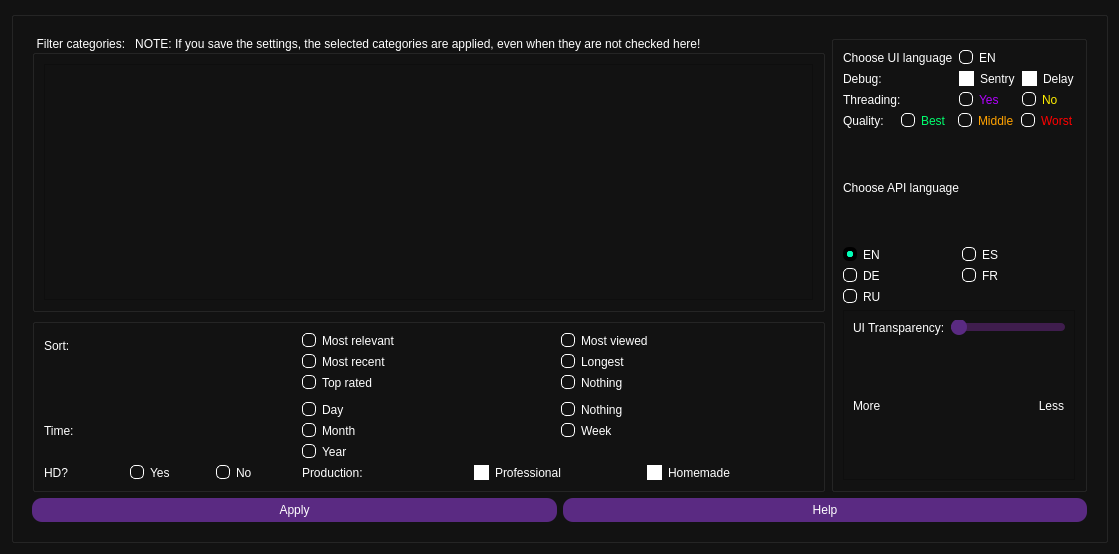
The window that src/form_redesign.ui (EchterAlsFake/Porn_Fetch) describes before a commit, drawn with Qt 5.
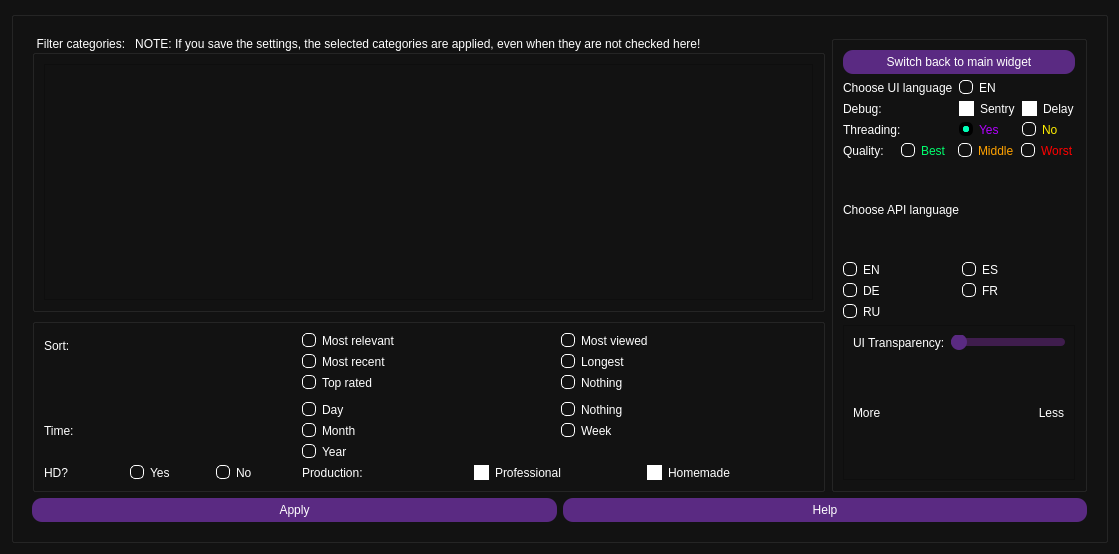
The same window after the commit. Icons and pictures are not drawn.

The edit to the form file:
```diff
--- a/src/form_redesign.ui
+++ b/src/form_redesign.ui
@@ -1794,7 +1794,434 @@
              <string/>
             </property>
             <layout class="QGridLayout" name="gridLayout_17">
+             <item row="2" column="0" colspan="2">
+              <layout class="QHBoxLayout" name="horizontal_quality">
+               <item>
+                <widget class="QLabel" name="label_quality">
+                 <property name="text">
+                  <string>Quality:</string>
+                 </property>
+                </widget>
+               </item>
+               <item>
+                <widget class="QRadioButton" name="radio_highest">
+                 <property name="styleSheet">
+                  <string notr="true">QRadioButton {
+	color: rgb(0, 255, 110);}
+
+
+QRadioButton::indicator::unchecked {
+	border: 1px solid white;
+	border-radius: 5px;
+}
+
+
+QRadioButton::indicator:checked {
+    border : 4px solid;
+	border-color: black;
+	border-radius: 6px;
+	background-color: rgb(0, 255, 183);
+
+}
+
+</string>
+                 </property>
+                 <property name="text">
+                  <string>Best</string>
+                 </property>
+                 <property name="checked">
+                  <bool>true</bool>
+                 </property>
+                </widget>
+               </item>
+               <item>
+                <widget class="QRadioButton" name="radio_half">
+                 <property name="styleSheet">
+                  <string notr="true">QRadioButton {
+	color: rgb(255, 162, 0)}
+
+QRadioButton::indicator::unchecked {
+	border: 1px solid white;
+	border-radius: 5px;
+}
+
+
+QRadioButton::indicator:checked {
+    border : 4px solid;
+	border-color: black;
+	border-radius: 6px;
+	background-color: rgb(0, 255, 183);
+
+}
+
+</string>
+                 </property>
+                 <property name="text">
+                  <string>Middle</string>
+                 </property>
+                </widget>
+               </item>
+               <item>
+                <widget class="QRadioButton" name="radio_lowest">
+                 <property name="styleSheet">
+                  <string notr="true">QRadioButton {
+	color: rgb(255, 0, 0)}
+
+
+QRadioButton::indicator::unchecked {
+	border: 1px solid white;
+	border-radius: 5px;
+}
+
+
+QRadioButton::indicator:checked {
+    border : 4px solid;
+	border-color: black;
+	border-radius: 6px;
+	background-color: rgb(0, 255, 183);
+
+}
+
+</string>
+                 </property>
+                 <property name="text">
+                  <string>Worst</string>
+                 </property>
+                </widget>
+               </item>
+              </layout>
+             </item>
              <item row="3" column="0" colspan="2">
+              <layout class="QGridLayout" name="gridlayout_api_language">
+               <item row="2" column="1">
+                <widget class="QRadioButton" name="api_radio_fr">
+                 <property name="cursor">
+                  <cursorShape>PointingHandCursor</cursorShape>
+                 </property>
+                 <property name="styleSheet">
+                  <string notr="true">QRadioButton {
+	color: (255,255,255)}
+
+
+QRadioButton::indicator::unchecked {
+	border: 1px solid white;
+	border-radius: 5px;
+}
+
+
+QRadioButton::indicator:checked {
+    border : 4px solid;
+	border-color: black;
+	border-radius: 6px;
+	background-color: rgb(0, 255, 183);
+
+}
+
+</string>
+                 </property>
+                 <property name="text">
+                  <string>FR</string>
+                 </property>
+                </widget>
+               </item>
+               <item row="2" column="0">
+                <widget class="QRadioButton" name="api_radio_de">
+                 <property name="cursor">
+                  <cursorShape>PointingHandCursor</cursorShape>
+                 </property>
+                 <property name="styleSheet">
+                  <string notr="true">QRadioButton {
+	color: (255,255,255)}
+
+QRadioButton::indicator::unchecked {
+	border: 1px solid white;
+	border-radius: 5px;
+}
+
+
+QRadioButton::indicator:checked {
+    border : 4px solid;
+	border-color: black;
+	border-radius: 6px;
+	background-color: rgb(0, 255, 183);
+
+}
+
+</string>
+                 </property>
+                 <property name="text">
+                  <string>DE</string>
+                 </property>
+                </widget>
+               </item>
+               <item row="3" column="0">
+                <widget class="QRadioButton" name="api_radio_ru">
+                 <property name="cursor">
+                  <cursorShape>PointingHandCursor</cursorShape>
+                 </property>
+                 <property name="styleSheet">
+                  <string notr="true">QRadioButton {
+	color: (255,255,255)}
+
+
+QRadioButton::indicator::unchecked {
+	border: 1px solid white;
+	border-radius: 5px;
+}
+
+
+QRadioButton::indicator:checked {
+    border : 4px solid;
+	border-color: black;
+	border-radius: 6px;
+	background-color: rgb(0, 255, 183);
+
+}
+
+</string>
+                 </property>
+                 <property name="text">
+                  <string>RU</string>
+                 </property>
+                </widget>
+               </item>
+               <item row="1" column="1">
+                <widget class="QRadioButton" name="api_radio_es">
+                 <property name="cursor">
+                  <cursorShape>PointingHandCursor</cursorShape>
+                 </property>
+                 <property name="styleSheet">
+                  <string notr="true">QRadioButton {
+	color: (255,255,255)}
+
+QRadioButton::indicator::unchecked {
+	border: 1px solid white;
+	border-radius: 5px;
+}
+
+
+QRadioButton::indicator:checked {
+    border : 4px solid;
+	border-color: black;
+	border-radius: 6px;
+	background-color: rgb(0, 255, 183);
+
+}
+
+</string>
+                 </property>
+                 <property name="text">
+                  <string>ES</string>
+                 </property>
+                </widget>
+               </item>
+               <item row="1" column="0">
+                <widget class="QRadioButton" name="api_radio_en">
+                 <property name="cursor">
+                  <cursorShape>PointingHandCursor</cursorShape>
+                 </property>
+                 <property name="styleSheet">
+                  <string notr="true">QRadioButton {
+	color: (255,255,255)}
+
+QRadioButton::indicator::unchecked {
+	border: 1px solid white;
+	border-radius: 5px;
+}
+
+
+QRadioButton::indicator:checked {
+    border : 4px solid;
+	border-color: black;
+	border-radius: 6px;
+	background-color: rgb(0, 255, 183);
+
+}
+
+</string>
+                 </property>
+                 <property name="text">
+                  <string>EN</string>
+                 </property>
+                 <property name="checked">
+                  <bool>true</bool>
+                 </property>
+                </widget>
+               </item>
+               <item row="0" column="0" colspan="2">
+                <widget class="QLabel" name="label">
+                 <property name="text">
+                  <string>Choose API language</string>
+                 </property>
+                </widget>
+               </item>
+              </layout>
+             </item>
+             <item row="1" column="0" colspan="2">
+              <layout class="QGridLayout" name="gridlayout_ui_language">
+               <item row="1" column="0">
+                <widget class="QLabel" name="label_debug">
+                 <property name="text">
+                  <string>Debug:</string>
+                 </property>
+                </widget>
+               </item>
+               <item row="0" column="0">
+                <widget class="QLabel" name="label_2">
+                 <property name="text">
+                  <string>Choose UI language</string>
+                 </property>
+                </widget>
+               </item>
+               <item row="0" column="1">
+                <widget class="QRadioButton" name="application_language_en">
+                 <property name="cursor">
+                  <cursorShape>PointingHandCursor</cursorShape>
+                 </property>
+                 <property name="styleSheet">
+                  <string notr="true">QRadioButton {
+	color: (255,255,255)}
+
+
+QRadioButton::indicator::unchecked {
+	border: 1px solid white;
+	border-radius: 5px;
+}
+
+
+QRadioButton::indicator:checked {
+    border : 4px solid;
+	border-color: black;
+	border-radius: 6px;
+	background-color: rgb(0, 255, 183);
+
+}
+
+</string>
+                 </property>
+                 <property name="text">
+                  <string>EN</string>
+                 </property>
+                 <property name="checked">
+                  <bool>false</bool>
+                 </property>
+                </widget>
+               </item>
+               <item row="2" column="2">
+                <widget class="QRadioButton" name="radio_threading_no">
+                 <property name="styleSheet">
+                  <string notr="true">QRadioButton {
+	color: rgb(255, 238, 0)}
+
+QRadioButton::indicator::unchecked {
+	border: 1px solid white;
+	border-radius: 5px;
+}
+
+
+QRadioButton::indicator:checked {
+    border : 4px solid;
+	border-color: black;
+	border-radius: 6px;
+	background-color: rgb(0, 255, 183);
+
+}
+
+</string>
+                 </property>
+                 <property name="text">
+                  <string>No</string>
+                 </property>
+                </widget>
+               </item>
+               <item row="2" column="1">
+                <widget class="QRadioButton" name="radio_threading_yes">
+                 <property name="styleSheet">
+                  <string notr="true">QRadioButton {
+	color: rgb(178, 0, 255)}
+
+
+QRadioButton::indicator::unchecked {
+	border: 1px solid white;
+	border-radius: 5px;
+}
+
+
+QRadioButton::indicator:checked {
+    border : 4px solid;
+	border-color: black;
+	border-radius: 6px;
+	background-color: rgb(0, 255, 183);
+
+}
+
+</string>
+                 </property>
+                 <property name="text">
+                  <string>Yes</string>
+                 </property>
+                 <property name="checked">
+                  <bool>true</bool>
+                 </property>
+                </widget>
+               </item>
+               <item row="2" column="0">
+                <widget class="QLabel" name="label_threading_mode">
+                 <property name="text">
+                  <string>Threading:</string>
+                 </property>
+                </widget>
+               </item>
+               <item row="1" column="1">
+                <widget class="QCheckBox" name="settings_checkbox_sentry">
+                 <property name="cursor">
+                  <cursorShape>PointingHandCursor</cursorShape>
+                 </property>
+                 <property name="styleSheet">
+                  <string notr="true">QCheckBox::indicator {
+    width: 13px;
+    height: 13px;
+}
+
+QCheckBox::indicator:unchecked {
+    border: 1px solid white;
+    background: white;
+}
+
+QCheckBox::indicator:checked {
+    image: url(graphics/checkmark.png);
+}</string>
+                 </property>
+                 <property name="text">
+                  <string>Sentry</string>
+                 </property>
+                </widget>
+               </item>
+               <item row="1" column="2">
+                <widget class="QCheckBox" name="settings_checkbox_delay">
+                 <property name="styleSheet">
+                  <string notr="true">QCheckBox::indicator {
+    width: 13px;
+    height: 13px;
+}
+
+QCheckBox::indicator:unchecked {
+    border: 1px solid white;
+    background: white;
+}
+
+QCheckBox::indicator:checked {
+    image: url(graphics/checkmark.png);
+}</string>
+                 </property>
+                 <property name="text">
+                  <string>Delay</string>
+                 </property>
+                </widget>
+               </item>
+              </layout>
+             </item>
+             <item row="4" column="0" colspan="2">
               <widget class="QFrame" name="frame">
                <property name="frameShape">
                 <enum>QFrame::StyledPanel</enum>
@@ -1889,432 +2316,33 @@
                </layout>
               </widget>
              </item>
-             <item row="1" column="0" colspan="2">
-              <layout class="QHBoxLayout" name="horizontal_quality">
-               <item>
-                <widget class="QLabel" name="label_quality">
-                 <property name="text">
-                  <string>Quality:</string>
-                 </property>
-                </widget>
-               </item>
-               <item>
-                <widget class="QRadioButton" name="radio_highest">
-                 <property name="styleSheet">
-                  <string notr="true">QRadioButton {
-	color: rgb(0, 255, 110);}
-
-
-QRadioButton::indicator::unchecked {
-	border: 1px solid white;
-	border-radius: 5px;
-}
-
-
-QRadioButton::indicator:checked {
-    border : 4px solid;
-	border-color: black;
-	border-radius: 6px;
-	background-color: rgb(0, 255, 183);
-
-}
-
-</string>
-                 </property>
-                 <property name="text">
-                  <string>Best</string>
-                 </property>
-                 <property name="checked">
-                  <bool>true</bool>
-                 </property>
-                </widget>
-               </item>
-               <item>
-                <widget class="QRadioButton" name="radio_half">
-                 <property name="styleSheet">
-                  <string notr="true">QRadioButton {
-	color: rgb(255, 162, 0)}
-
-QRadioButton::indicator::unchecked {
-	border: 1px solid white;
-	border-radius: 5px;
-}
-
-
-QRadioButton::indicator:checked {
-    border : 4px solid;
-	border-color: black;
-	border-radius: 6px;
-	background-color: rgb(0, 255, 183);
-
-}
-
-</string>
-                 </property>
-                 <property name="text">
-                  <string>Middle</string>
-                 </property>
-                </widget>
-               </item>
-               <item>
-                <widget class="QRadioButton" name="radio_lowest">
-                 <property name="styleSheet">
-                  <string notr="true">QRadioButton {
-	color: rgb(255, 0, 0)}
-
-
-QRadioButton::indicator::unchecked {
-	border: 1px solid white;
-	border-radius: 5px;
-}
-
-
-QRadioButton::indicator:checked {
-    border : 4px solid;
-	border-color: black;
-	border-radius: 6px;
-	background-color: rgb(0, 255, 183);
-
-}
-
-</string>
-                 </property>
-                 <property name="text">
-                  <string>Worst</string>
-                 </property>
-                </widget>
-               </item>
-              </layout>
-             </item>
              <item row="0" column="0" colspan="2">
-              <layout class="QGridLayout" name="gridlayout_ui_language">
-               <item row="1" column="0">
-                <widget class="QLabel" name="label_debug">
-                 <property name="text">
-                  <string>Debug:</string>
-                 </property>
-                </widget>
-               </item>
-               <item row="0" column="0">
-                <widget class="QLabel" name="label_2">
-                 <property name="text">
-                  <string>Choose UI language</string>
-                 </property>
-                </widget>
-               </item>
-               <item row="0" column="1">
-                <widget class="QRadioButton" name="application_language_en">
-                 <property name="cursor">
-                  <cursorShape>PointingHandCursor</cursorShape>
-                 </property>
-                 <property name="styleSheet">
-                  <string notr="true">QRadioButton {
-	color: (255,255,255)}
+              <widget class="QPushButton" name="button_switch_to_main_widget">
+               <property name="styleSheet">
+                <string notr="true">QPushButton {
+        background-color: #5a2a82; /* base violet color */
+        color: #ffffff; /* white text */
+        border: none;
+        border-radius: 10px; /* reduced rounded corner radius */
+        padding: 5px 10px; /* reduced button padding */
+        font-size: 12px;
+        outline: none;
+    }
+    
+    QPushButton:hover {
+        background-color: #7b3ca3; /* slightly lighter violet when hovered */
+    }
 
 
-QRadioButton::indicator::unchecked {
-	border: 1px solid white;
-	border-radius: 5px;
-}
-
-
-QRadioButton::indicator:checked {
-    border : 4px solid;
-	border-color: black;
-	border-radius: 6px;
-	background-color: rgb(0, 255, 183);
-
-}
-
-</string>
-                 </property>
-                 <property name="text">
-                  <string>EN</string>
-                 </property>
-                 <property name="checked">
-                  <bool>false</bool>
-                 </property>
-                </widget>
-               </item>
-               <item row="2" column="2">
-                <widget class="QRadioButton" name="radio_threading_no">
-                 <property name="styleSheet">
-                  <string notr="true">QRadioButton {
-	color: rgb(255, 238, 0)}
-
-QRadioButton::indicator::unchecked {
-	border: 1px solid white;
-	border-radius: 5px;
-}
-
-
-QRadioButton::indicator:checked {
-    border : 4px solid;
-	border-color: black;
-	border-radius: 6px;
-	background-color: rgb(0, 255, 183);
-
-}
-
-</string>
-                 </property>
-                 <property name="text">
-                  <string>No</string>
-                 </property>
-                </widget>
-               </item>
-               <item row="2" column="1">
-                <widget class="QRadioButton" name="radio_threading_yes">
-                 <property name="styleSheet">
-                  <string notr="true">QRadioButton {
-	color: rgb(178, 0, 255)}
-
-
-QRadioButton::indicator::unchecked {
-	border: 1px solid white;
-	border-radius: 5px;
-}
-
-
-QRadioButton::indicator:checked {
-    border : 4px solid;
-	border-color: black;
-	border-radius: 6px;
-	background-color: rgb(0, 255, 183);
-
-}
-
-</string>
-                 </property>
-                 <property name="text">
-                  <string>Yes</string>
-                 </property>
-                 <property name="checked">
-                  <bool>true</bool>
-                 </property>
-                </widget>
-               </item>
-               <item row="2" column="0">
-                <widget class="QLabel" name="label_threading_mode">
-                 <property name="text">
-                  <string>Threading:</string>
-                 </property>
-                </widget>
-               </item>
-               <item row="1" column="1">
-                <widget class="QCheckBox" name="settings_checkbox_sentry">
-                 <property name="cursor">
-                  <cursorShape>PointingHandCursor</cursorShape>
-                 </property>
-                 <property name="styleSheet">
-                  <string notr="true">QCheckBox::indicator {
-    width: 13px;
-    height: 13px;
-}
-
-QCheckBox::indicator:unchecked {
-    border: 1px solid white;
-    background: white;
-}
-
-QCheckBox::indicator:checked {
-    image: url(graphics/checkmark.png);
-}</string>
-                 </property>
-                 <property name="text">
-                  <string>Sentry</string>
-                 </property>
-                </widget>
-               </item>
-               <item row="1" column="2">
-                <widget class="QCheckBox" name="settings_checkbox_delay">
-                 <property name="styleSheet">
-                  <string notr="true">QCheckBox::indicator {
-    width: 13px;
-    height: 13px;
-}
-
-QCheckBox::indicator:unchecked {
-    border: 1px solid white;
-    background: white;
-}
-
-QCheckBox::indicator:checked {
-    image: url(graphics/checkmark.png);
-}</string>
-                 </property>
-                 <property name="text">
-                  <string>Delay</string>
-                 </property>
-                </widget>
-               </item>
-              </layout>
-             </item>
-             <item row="2" column="0" colspan="2">
-              <layout class="QGridLayout" name="gridlayout_api_language">
-               <item row="2" column="1">
-                <widget class="QRadioButton" name="api_radio_fr">
-                 <property name="cursor">
-                  <cursorShape>PointingHandCursor</cursorShape>
-                 </property>
-                 <property name="styleSheet">
-                  <string notr="true">QRadioButton {
-	color: (255,255,255)}
-
-
-QRadioButton::indicator::unchecked {
-	border: 1px solid white;
-	border-radius: 5px;
-}
-
-
-QRadioButton::indicator:checked {
-    border : 4px solid;
-	border-color: black;
-	border-radius: 6px;
-	background-color: rgb(0, 255, 183);
-
-}
-
-</string>
-                 </property>
-                 <property name="text">
-                  <string>FR</string>
-                 </property>
-                </widget>
-               </item>
-               <item row="2" column="0">
-                <widget class="QRadioButton" name="api_radio_de">
-                 <property name="cursor">
-                  <cursorShape>PointingHandCursor</cursorShape>
-                 </property>
-                 <property name="styleSheet">
-                  <string notr="true">QRadioButton {
-	color: (255,255,255)}
-
-QRadioButton::indicator::unchecked {
-	border: 1px solid white;
-	border-radius: 5px;
-}
-
-
-QRadioButton::indicator:checked {
-    border : 4px solid;
-	border-color: black;
-	border-radius: 6px;
-	background-color: rgb(0, 255, 183);
-
-}
-
-</string>
-                 </property>
-                 <property name="text">
-                  <string>DE</string>
-                 </property>
-                </widget>
-               </item>
-               <item row="3" column="0">
-                <widget class="QRadioButton" name="api_radio_ru">
-                 <property name="cursor">
-                  <cursorShape>PointingHandCursor</cursorShape>
-                 </property>
-                 <property name="styleSheet">
-                  <string notr="true">QRadioButton {
-	color: (255,255,255)}
-
-
-QRadioButton::indicator::unchecked {
-	border: 1px solid white;
-	border-radius: 5px;
-}
-
-
-QRadioButton::indicator:checked {
-    border : 4px solid;
-	border-color: black;
-	border-radius: 6px;
-	background-color: rgb(0, 255, 183);
-
-}
-
-</string>
-                 </property>
-                 <property name="text">
-                  <string>RU</string>
-                 </property>
-                </widget>
-               </item>
-               <item row="1" column="1">
-                <widget class="QRadioButton" name="api_radio_es">
-                 <property name="cursor">
-                  <cursorShape>PointingHandCursor</cursorShape>
-                 </property>
-                 <property name="styleSheet">
-                  <string notr="true">QRadioButton {
-	color: (255,255,255)}
-
-QRadioButton::indicator::unchecked {
-	border: 1px solid white;
-	border-radius: 5px;
-}
-
-
-QRadioButton::indicator:checked {
-    border : 4px solid;
-	border-color: black;
-	border-radius: 6px;
-	background-color: rgb(0, 255, 183);
-
-}
-
-</string>
-                 </property>
-                 <property name="text">
-                  <string>ES</string>
-                 </property>
-                </widget>
-               </item>
-               <item row="1" column="0">
-                <widget class="QRadioButton" name="api_radio_en">
-                 <property name="cursor">
-                  <cursorShape>PointingHandCursor</cursorShape>
-                 </property>
-                 <property name="styleSheet">
-                  <string notr="true">QRadioButton {
-	color: (255,255,255)}
-
-QRadioButton::indicator::unchecked {
-	border: 1px solid white;
-	border-radius: 5px;
-}
-
-
-QRadioButton::indicator:checked {
-    border : 4px solid;
-	border-color: black;
-	border-radius: 6px;
-	background-color: rgb(0, 255, 183);
-
-}
-
-</string>
-                 </property>
-                 <property name="text">
-                  <string>EN</string>
-                 </property>
-                 <property name="checked">
-                  <bool>true</bool>
-                 </property>
-                </widget>
-               </item>
-               <item row="0" column="0" colspan="2">
-                <widget class="QLabel" name="label">
-                 <property name="text">
-                  <string>Choose API language</string>
-                 </property>
-                </widget>
-               </item>
-              </layout>
+    QPushButton:disabled {
+        background-color: #3f1d4d; /* even darker shade when button is disabled */
+        color: #8a7b9a; /* greyish text */
+    }</string>
+               </property>
+               <property name="text">
+                <string>Switch back to main widget</string>
+               </property>
+              </widget>
              </item>
             </layout>
            </widget>
```
Left out of the diff: 3 changed lines with no effect on the pictures.
